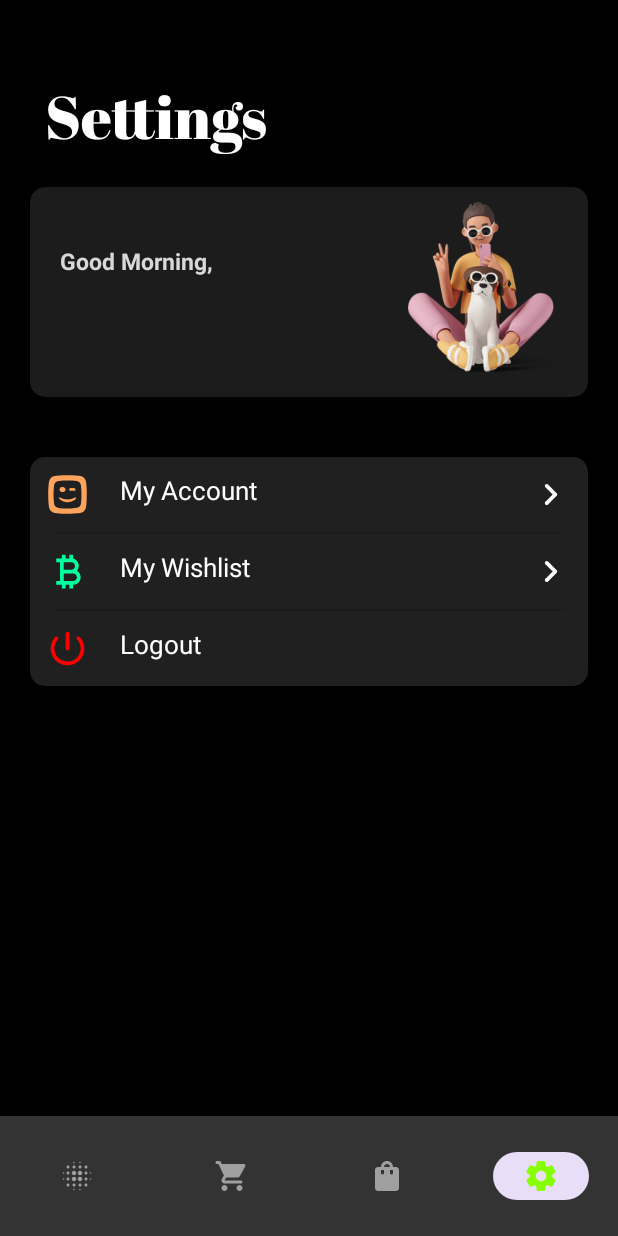
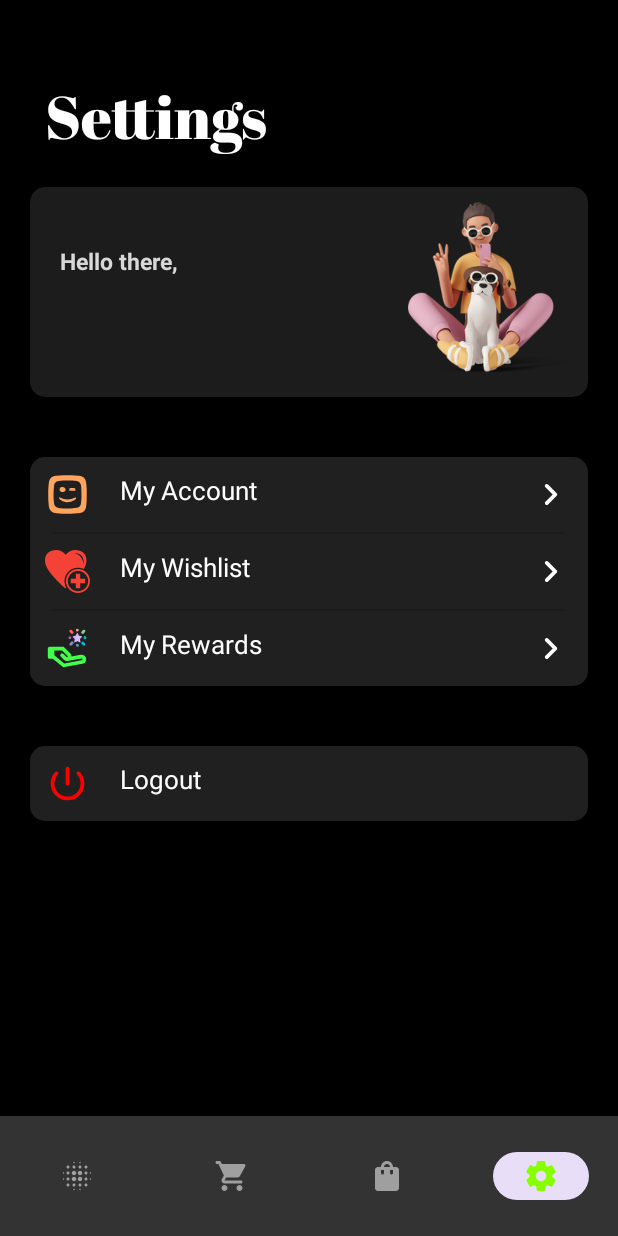
Before and after one commit to Kaustav1999paul/Furniture, an Android app: the screen it shows after launch once a user with an empty profile is signed in (HomeActivity), item 4 of the bottom bar chosen, on a phone screen of 412 x 824 dp. Run offline under Robolectric (Android 15) with nearby library versions, the phone set to English and light mode, and no system bars; our stand-ins replace Firebase (no records; nobody signed in at launch, a user with empty details on screens opened directly); Roboto replaces fonts that are not available here; 1 statement that could not run was skipped.

Commit message:
new Updates added

```diff
--- a/app/src/main/java/com/example/furniture/Fragment/CartFragment.java
+++ b/app/src/main/java/com/example/furniture/Fragment/CartFragment.java
@@ -296,6 +296,7 @@ public class CartFragment extends Fragment {
                     String name = snapshot.child("Name").getValue().toString();
                     String Email = snapshot.child("Email").getValue().toString();
                     String Phone = snapshot.child("PhoneNo").getValue().toString();
+                    String userID = snapshot.child("id").getValue().toString();
 
                     Map<String, Object> map = new HashMap<String, Object>();
                     map.put("Name",name);
@@ -352,6 +353,7 @@ public class CartFragment extends Fragment {
                                                     HashMap<String, Object> om = new HashMap<>();
                                                     om.put("Name",name );
                                                     om.put("phone", Phone);
+                                                    om.put("id", userID);
                                                     om.put("state", randomKey);
                                                     orderRef.updateChildren(om);
                                                     confirmDialog.dismiss();
--- a/app/src/main/java/com/example/furniture/ProductDetails.java
+++ b/app/src/main/java/com/example/furniture/ProductDetails.java
@@ -32,7 +32,7 @@ public class ProductDetails extends AppCompatActivity {
     ImageView back,itemImage;
     Intent intent;
     String productID, imagePath, category;
-    TextView itemPrice, itemName;
+    TextView itemPrice, itemName, details;
     DatabaseReference reference, cartRef;
     FloatingActionButton itemWishList, itemAddCart;
     FirebaseUser firebaseUser;
@@ -52,6 +52,7 @@ public class ProductDetails extends AppCompatActivity {
         category = intent.getStringExtra("category");
         back = findViewById(R.id.back);
         itemName = findViewById(R.id.itemName);
+        details = findViewById(R.id.details);
         itemAddCart = findViewById(R.id.itemAddCart);
         itemWishList = findViewById(R.id.itemWishList);
         itemPrice = findViewById(R.id.itemPrice);
@@ -79,6 +80,7 @@ public class ProductDetails extends AppCompatActivity {
                     product = snapshot.getValue(Bed.class);
                     itemName.setText(product.getName());
                     itemPrice.setText("₹ "+String.valueOf(product.getPrice()));
+                    details.setText(product.getDescription());
                 }
             }
             @Override
--- /dev/null
+++ b/app/src/main/res/drawable/rewards_solid_svgrepo_com.xml
@@ -0,0 +1,36 @@
+<vector xmlns:android="http://schemas.android.com/apk/res/android"
+    android:width="800dp"
+    android:height="800dp"
+    android:viewportWidth="48"
+    android:viewportHeight="48">
+  <path
+      android:fillColor="#D3BBFF"
+      android:pathData="M29.7,11.8l1.8,1.9a0.8,0.8 0,0 1,0.2 0.5l-0.5,2.6a0.5,0.5 0,0 0,0.8 0.6l2.2,-1.2h0.6L37,17.4a0.5,0.5 0,0 0,0.8 -0.6l-0.5,-2.6a0.8,0.8 0,0 1,0.2 -0.5l1.8,-1.9a0.5,0.5 0,0 0,-0.3 -0.9l-2.5,-0.4 -0.4,-0.3L35,7.8a0.6,0.6 0,0 0,-1 0l-1.1,2.4 -0.4,0.3 -2.5,0.4A0.5,0.5 0,0 0,29.7 11.8Z"/>
+  <path
+      android:fillColor="#ED9B9B"
+      android:pathData="M33.9,5.9h0.6a1.6,1.6 0,0 0,1.1 -0.5,1.8 1.8,0 0,0 0.4,-1 2.1,2.1 0,0 0,-0.4 -1.1,1.8 1.8,0 0,0 -2.2,0A2.1,2.1 0,0 0,33 4.5a1.3,1.3 0,0 0,0.4 1Z"/>
+  <path
+      android:fillColor="#FF6464"
+      android:pathData="M27.8,7.9a1.4,1.4 0,0 0,1 0.4,1.5 1.5,0 0,0 1.1,-0.4 1.4,1.4 0,0 0,0 -2.1L28.5,4.3a1.7,1.7 0,0 0,-2.1 0,1.6 1.6,0 0,0 0,2.2Z"/>
+  <path
+      android:fillColor="#B65EC5"
+      android:pathData="M25.4,13.5l0.5,0.4h0.6a1.6,1.6 0,0 0,1.1 -0.5,1.8 1.8,0 0,0 0.4,-1 2.1,2.1 0,0 0,-0.4 -1.1l-0.3,-0.2h-0.5a1.8,1.8 0,0 0,-1.4 0.4l-0.2,0.3v0.8a0.7,0.7 0,0 0,0.1 0.5Z"/>
+  <path
+      android:fillColor="#7F8CD6"
+      android:pathData="M27.8,17.1l-1.4,1.4a1.5,1.5 0,0 0,0 2.1,1.4 1.4,0 0,0 1,0.5 1.6,1.6 0,0 0,1.1 -0.5l1.4,-1.4a1.5,1.5 0,1 0,-2.1 -2.1Z"/>
+  <path
+      android:fillColor="#58A3DF"
+      android:pathData="M35.8,19.7c-0.1,-0.1 -0.2,-0.2 -0.2,-0.3a1.8,1.8 0,0 0,-2.2 0c0,0.1 -0.1,0.2 -0.2,0.3v0.2c0,0.1 -0.1,0.2 -0.1,0.3v0.3a1.2,1.2 0,0 0,0.4 1,1.5 1.5,0 0,0 2.2,0 1.5,1.5 0,0 0,0.4 -1v-0.3c0,-0.1 -0.1,-0.2 -0.1,-0.3A0.3,0.3 0,0 1,35.8 19.7Z"/>
+  <path
+      android:fillColor="#00BCD4"
+      android:pathData="M39.1,17.1a1.5,1.5 0,0 0,0 2.1l1.4,1.4a1.6,1.6 0,0 0,1.1 0.5,1.4 1.4,0 0,0 1,-0.5 1.4,1.4 0,0 0,0 -2.1l-1.4,-1.4A1.4,1.4 0,0 0,39.1 17.1Z"/>
+  <path
+      android:fillColor="#00BDAC"
+      android:pathData="M41.4,11.4l-0.2,0.3v0.8a0.7,0.7 0,0 0,0.1 0.5l0.3,0.5a1.5,1.5 0,0 0,2.2 0l0.3,-0.5a0.7,0.7 0,0 0,0.1 -0.5v-0.6a0.3,0.3 0,0 1,-0.1 -0.2l-0.2,-0.3A1.8,1.8 0,0 0,41.4 11.4Z"/>
+  <path
+      android:fillColor="#88D58B"
+      android:pathData="M40.2,8.3a1.4,1.4 0,0 0,1 -0.4l1.4,-1.4a1.6,1.6 0,0 0,0 -2.2,1.7 1.7,0 0,0 -2.1,0L39.1,5.8a1.4,1.4 0,0 0,0 2.1A1.5,1.5 0,0 0,40.2 8.3Z"/>
+  <path
+      android:fillColor="#42FF4A"
+      android:pathData="M42.2,31.7a5.2,5.2 0,0 0,-4 -1.1l-9.9,1.8a4.5,4.5 0,0 0,-1.4 -3.3L19.8,22L5,22a2,2 0,0 0,-2 2v9a2,2 0,0 0,2 2L8.3,35l11.2,9.1 20.4,-3.7a5,5 0,0 0,2.3 -8.7ZM39.2,36.5L20.5,39.9 10,31.2L10,26h8.2l5.9,5.9a0.8,0.8 0,0 1,-1.2 1.2l-3.5,-3.5a2,2 0,0 0,-2.8 2.8l3.5,3.5a4.5,4.5 0,0 0,3.4 1.4,5.7 5.7,0 0,0 1.8,-0.3h0l13.6,-2.4a1.1,1.1 0,0 1,0.8 0.2,0.9 0.9,0 0,1 0.3,0.7A1,1 0,0 1,39.2 36.5Z"/>
+</vector>
--- /dev/null
+++ b/app/src/main/res/drawable/wishlist.xml
@@ -0,0 +1,9 @@
+<vector xmlns:android="http://schemas.android.com/apk/res/android"
+    android:width="800dp"
+    android:height="800dp"
+    android:viewportWidth="19.788"
+    android:viewportHeight="19.788">
+  <path
+      android:pathData="M14.503,8.252c0.902,0 1.757,0.203 2.522,0.563c0.554,-0.928 0.952,-1.827 1.084,-2.63c0.274,-1.675 0.032,-3.026 -0.72,-4.014c-0.76,-0.997 -1.965,-1.57 -3.687,-1.755c-0.137,-0.014 -0.283,-0.022 -0.431,-0.022c-1.489,0 -3.178,0.721 -4.162,2.086c-0.985,-1.365 -2.672,-2.086 -4.16,-2.086c-0.149,0 -0.294,0.008 -0.432,0.022C2.795,0.602 1.591,1.175 0.831,2.17C0.078,3.158 -0.165,4.509 0.108,6.185c0.667,4.073 8.205,10.607 8.526,10.884c0.146,0.125 0.327,0.188 0.508,0.188c0.085,0 0.17,-0.015 0.251,-0.044c-0.525,-0.886 -0.829,-1.92 -0.829,-3.023C8.564,10.916 11.229,8.252 14.503,8.252zM17.035,6.816c0,0 -0.292,-4.371 -4.177,-4.954C12.858,1.862 17.521,1.182 17.035,6.816zM14.503,8.827c-2.916,0 -5.283,2.365 -5.283,5.283s2.367,5.284 5.283,5.284c2.92,0 5.285,-2.366 5.285,-5.284C19.788,11.191 17.423,8.827 14.503,8.827zM14.503,18.575c-2.465,0 -4.464,-2 -4.464,-4.465c0,-2.467 1.999,-4.465 4.464,-4.465c2.467,0 4.466,1.998 4.466,4.465C18.969,16.575 16.97,18.575 14.503,18.575zM17.694,13.115v1.926h-2.213v2.26h-1.925v-2.26h-2.243v-1.926h2.243v-2.197h1.925v2.197C15.481,13.115 17.694,13.115 17.694,13.115z"
+      android:fillColor="#F44336"/>
+</vector>
--- a/app/src/main/res/layout/activity_product_details.xml
+++ b/app/src/main/res/layout/activity_product_details.xml
@@ -90,6 +90,27 @@
                 android:layout_width="match_parent"
                 android:layout_height="wrap_content"/>
 
+            <TextView
+                android:layout_marginHorizontal="30dp"
+                android:textSize="15dp"
+                android:textColor="#CFCFCF"
+                android:layout_marginTop="40dp"
+                android:textStyle="bold"
+                android:text="About the product:"
+                android:layout_width="match_parent"
+                android:layout_height="wrap_content"/>
+
+            <TextView
+                android:id="@+id/details"
+                android:layout_marginHorizontal="30dp"
+                android:textSize="16dp"
+                android:textColor="#FFFFFF"
+                android:layout_marginTop="5dp"
+                android:textAlignment="inherit"
+                android:layout_width="match_parent"
+                android:layout_marginBottom="20dp"
+                android:layout_height="wrap_content"/>
+
         </LinearLayout>
     </ScrollView>
 </RelativeLayout>
--- a/app/src/main/res/layout/fragment_settings.xml
+++ b/app/src/main/res/layout/fragment_settings.xml
@@ -56,7 +56,7 @@
                             android:textStyle="bold"
                             android:textSize="15dp"
                             android:textColor="#D8D8D8"
-                            android:text="Good Morning, "/>
+                            android:text="Hello there, "/>
 
                         <TextView
                             android:id="@+id/nameUser"
@@ -127,7 +127,7 @@
                     <ImageView
                         android:layout_width="30dp"
                         android:layout_height="30dp"
-                        android:background="@drawable/ic_baseline_currency_bitcoin_24"/>
+                        android:background="@drawable/wishlist"/>
                     <TextView
                         android:layout_width="wrap_content"
                         android:layout_height="match_parent"
@@ -149,8 +149,9 @@
                     android:layout_height="1dp"
                     android:layout_marginHorizontal="15dp"
                     android:background="?android:attr/listDivider" />
+
                 <LinearLayout
-                    android:id="@+id/logout"
+                    android:id="@+id/creditScore"
                     android:layout_width="match_parent"
                     android:layout_height="wrap_content"
                     android:gravity="center"
@@ -159,7 +160,7 @@
                     <ImageView
                         android:layout_width="30dp"
                         android:layout_height="30dp"
-                        android:background="@drawable/ic_round_power_settings_new_24"/>
+                        android:background="@drawable/rewards_solid_svgrepo_com"/>
                     <TextView
                         android:layout_width="wrap_content"
                         android:layout_height="match_parent"
@@ -169,9 +170,49 @@
                         android:gravity=""
                         android:textSize="17dp"
                         android:textAllCaps="false"
-                        android:text="Logout"/>
-                    </LinearLayout>
+                        android:text="My Rewards"/>
+                    <ImageView
+                        android:layout_width="30dp"
+                        android:layout_height="30dp"
+                        android:background="@drawable/ic_round_chevron_right_24"/>
+                </LinearLayout>
+
+
+
+
             </LinearLayout>
+
+        <LinearLayout
+            android:layout_width="match_parent"
+            android:layout_height="wrap_content"
+            android:orientation="vertical"
+            android:background="@drawable/custom_edit_text"
+            android:layout_marginHorizontal="20dp"
+            android:layout_marginBottom="40dp">
+            <LinearLayout
+                android:id="@+id/logout"
+                android:layout_width="match_parent"
+                android:layout_height="wrap_content"
+                android:gravity="center"
+                android:padding="10dp"
+                android:orientation="horizontal">
+                <ImageView
+                    android:layout_width="30dp"
+                    android:layout_height="30dp"
+                    android:background="@drawable/ic_round_power_settings_new_24"/>
+                <TextView
+                    android:layout_width="wrap_content"
+                    android:layout_height="match_parent"
+                    android:textColor="#FFFFFF"
+                    android:layout_weight="1"
+                    android:layout_marginLeft="20dp"
+                    android:gravity=""
+                    android:textSize="17dp"
+                    android:textAllCaps="false"
+                    android:text="Logout"/>
+            </LinearLayout>
+
+        </LinearLayout>
         </LinearLayout>
     </ScrollView>
 
```
